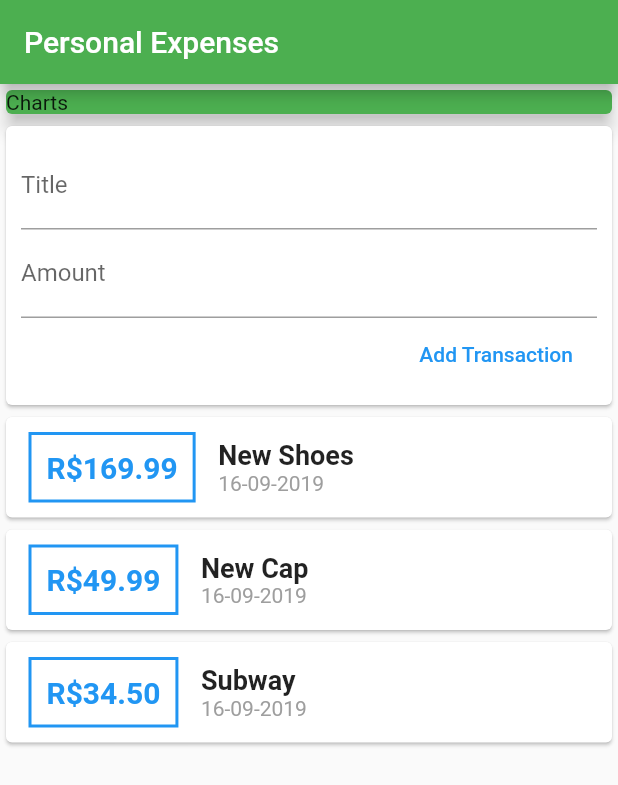
After one commit to AdielAndradeR/flutter_personal_expenses, a Flutter app: the screen it shows after launch, on a phone screen of 412 x 824 dp. The commit adds this screen. Shown: the top 785 px of the screen. Run offline on Flutter 3.47's test engine with Material 2 defaults, Android fonts, the phone set to English and light mode, and no system bars.

Commit message:
Splitting app to a widgets

```diff
--- /dev/null
+++ b/lib/widgets/new_transaction.dart
@@ -0,0 +1,36 @@
+import 'package:flutter/material.dart';
+
+class NewTransaction extends StatelessWidget {
+
+  final titleControler = TextEditingController();
+  final amountControler = TextEditingController();
+
+  @override
+  Widget build(BuildContext context) {
+    return Card(
+          child: Container(
+            padding: EdgeInsets.all(10),
+            child : Column(
+              crossAxisAlignment: CrossAxisAlignment.end,
+              children: <Widget>[
+                TextField(
+                  decoration: InputDecoration(labelText: 'Title'),
+                  controller: titleControler,
+                ),
+                TextField(
+                  decoration: InputDecoration(labelText: 'Amount'),
+                  controller: amountControler,
+                ),
+                FlatButton(
+                  child: Text('Add Transaction'),
+                  textColor: Colors.blue,
+                  onPressed: () {
+
+                  },
+                )
+              ],
+            ),
+          )
+        );
+  }
+}
--- /dev/null
+++ b/lib/widgets/transaction_list.dart
@@ -0,0 +1,60 @@
+import 'package:flutter/material.dart';
+import 'package:intl/intl.dart';
+import '../models/transaction.dart';
+
+class TransactionList extends StatelessWidget {
+  final List<Transaction> transactions;
+
+  TransactionList(this.transactions);
+
+  @override
+  Widget build(BuildContext context) {
+    return Column(
+          children: transactions.map((tx) {
+            return Card(
+              child: Row(children: <Widget>[
+                Container(
+                  margin: EdgeInsets.symmetric(
+                    vertical: 10,
+                    horizontal: 15),
+                  decoration: BoxDecoration(
+                    border: Border.all(
+                      color: Colors.blue,
+                      width: 2)
+                      ),
+
+                  padding: EdgeInsets.all(10),
+                  child: Text(
+                    'R\$${tx.amount.toStringAsFixed(2)}',
+
+                  style: TextStyle(
+                    fontWeight: FontWeight.bold,
+                    fontSize: 20,
+                    color: Colors.blue
+                    )
+                  ),
+                ),
+                Column(
+                  crossAxisAlignment: CrossAxisAlignment.start,
+                  children: <Widget>[
+                  Text(
+                    tx.title,
+                    style: TextStyle(
+                      fontSize: 18,
+                      fontWeight: FontWeight.bold
+                    ),
+                  ),
+                  Text(
+                    DateFormat('dd-MM-yyyy').format(tx.date),
+                    style: TextStyle(
+                      color: Colors.grey
+                      )
+                    ,)
+                  ])
+
+                ]),
+            );
+          }).toList(),
+        );
+  }
+}
--- /dev/null
+++ b/lib/widgets/user_transactions.dart
@@ -0,0 +1,40 @@
+import 'package:flutter/material.dart';
+import './new_transaction.dart';
+import './transaction_list.dart';
+import '../models/transaction.dart';
+
+class UserTransaction extends StatefulWidget {
+  @override
+  _UserTransactionState createState() => _UserTransactionState();
+}
+
+class _UserTransactionState extends State<UserTransaction> {
+
+  final List<Transaction> _userTransactions = [
+    Transaction(
+      id: 't1',
+      title: 'New Shoes',
+      amount: 169.99,
+      date: DateTime.now()),
+    Transaction(
+      id: 't2',
+      title: 'New Cap',
+      amount: 49.99,
+      date: DateTime.now()),
+    Transaction(
+      id: 't3',
+      title: 'Subway',
+      amount: 34.50,
+      date: DateTime.now()),
+  ];
+
+  @override
+  Widget build(BuildContext context) {
+    return Column(
+      children: <Widget>[
+        NewTransaction(),
+        TransactionList(_userTransactions)
+      ],
+    );
+  }
+}
```
Also changed, not shown: lib/main.dart (+4 -96 lines), lib/models/transaction.dart (renamed from lib/transaction.dart).
